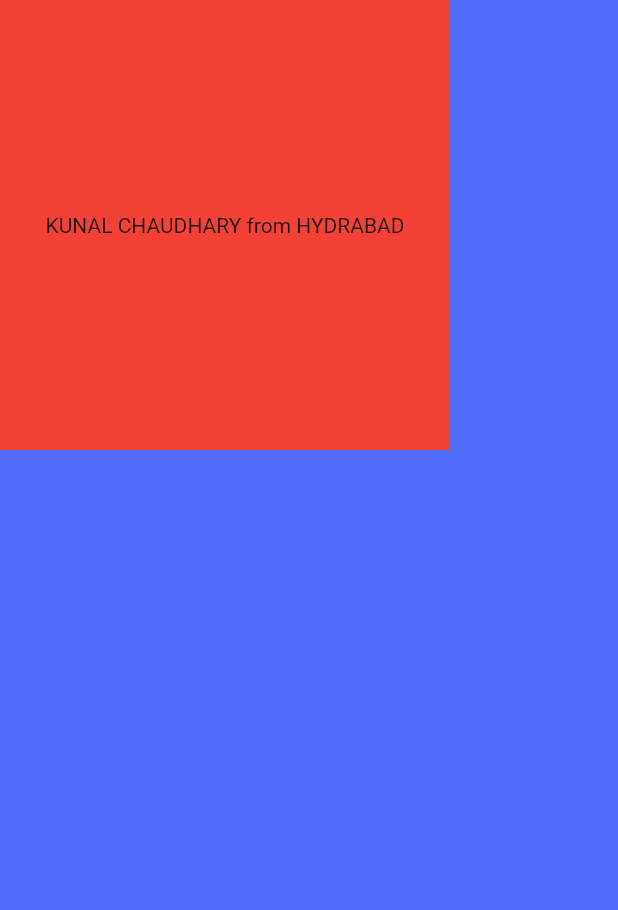
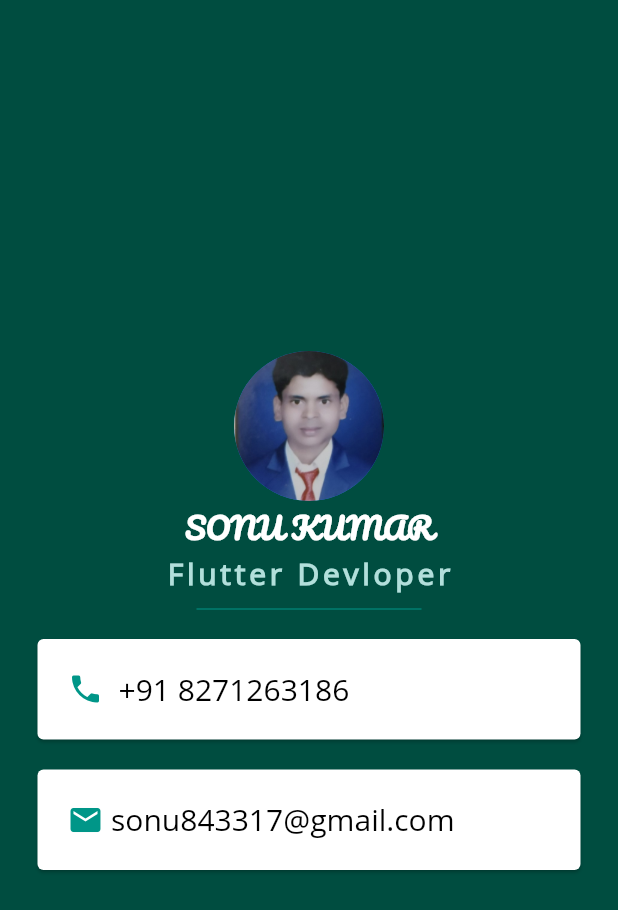
Before and after one commit to sonu1509/flutter, a Flutter app: the screen it shows after launch, on a phone screen of 412 x 824 dp. Shown: the top 910 px of the screen. Run offline on Flutter 3.47's test engine with Material 2 defaults, Android fonts, the phone set to English and light mode, and no system bars; Roboto replaces fonts that are missing (Open Sans).

Commit message:
Card final code

```diff
--- a/lib/main.dart
+++ b/lib/main.dart
@@ -1,7 +1,5 @@
-import 'dart:ffi';
-
+import 'package:flutter/cupertino.dart';
 import 'package:flutter/material.dart';
-
 void main() {
   runApp(MyApp());
 }
@@ -10,16 +8,86 @@ class MyApp extends StatelessWidget {
   Widget build(BuildContext context) {
     return MaterialApp(
       home: Scaffold(
-        backgroundColor: Colors.indigoAccent,
+        backgroundColor: Colors.teal[900],
         body: SafeArea(
           child: Column(
+            mainAxisAlignment: MainAxisAlignment.center,
             children: <Widget>[
-              Container(
-                height: 300.0,
-                width: 300.0,
-                color: Colors.red,
-                child: Center(
-                  child: Text('KUNAL CHAUDHARY from HYDRABAD'),
+             CircleAvatar(
+               radius: 50.0,
+               backgroundImage: AssetImage('images/photo1.jpeg'),
+             ),
+              Text('SONU KUMAR',
+              style: TextStyle(
+                fontFamily: 'Pacifico',
+                fontSize: 20.0,
+                fontWeight: FontWeight.bold,
+                color: Colors.white,
+              ),),
+              Text('Flutter Devloper',
+             style: TextStyle(
+               fontFamily: 'OpenSans',
+               color: Colors.teal.shade100,
+               fontSize: 20.0,
+               letterSpacing: 2.5,
+               fontWeight: FontWeight.bold,
+
+             ), ),
+              SizedBox(
+                height: 20.0,
+                width: 150.0,
+                child: Divider(
+                  color: Colors.teal,
+                ),
+              ),
+              Card(
+                margin: EdgeInsets.symmetric(vertical: 10.0, horizontal: 25.0),
+                //padding: EdgeInsets.all(10.0),
+                color: Colors.white,
+                child: Padding(
+                  padding: const EdgeInsets.all(20.0),
+                  child: Row(
+                    children: <Widget>[Icon(Icons.phone,
+                    color: Colors.teal,),
+                      SizedBox(
+                        width: 10.0,
+                      ),
+                      Text(
+                        '+91 8271263186',
+                        style: TextStyle(
+                          fontFamily: 'Open Sans',
+                          fontSize: 20.0,
+                          color: Colors.black,
+                        ),
+                      ),
+                    ],
+
+                  ),
+                ),
+              ),
+              Card(
+                margin: EdgeInsets.symmetric(vertical: 10.0, horizontal: 25.0),
+                //padding: EdgeInsets.all(10.0),
+                color: Colors.white,
+                child: Padding(
+                  padding: const EdgeInsets.all(20.0),
+                  child: Row(
+                    children: <Widget>[Icon(Icons.email,
+                      color: Colors.teal,),
+                      SizedBox(
+                        width: 5.0,
+                      ),
+                      Text(
+                        'sonu843317@gmail.com',
+                        style: TextStyle(
+                          fontFamily: 'Open Sans',
+                          fontSize: 20.0,
+                          color: Colors.black,
+                        ),
+                      ),
+                    ],
+
+                  ),
                 ),
               ),
             ],
```
Also changed, not shown: pubspec.yaml (+10 -71 lines), fonts/OpenSans-Regular.ttf (added), fonts/Pacifico-Regular.ttf (added), images/photo1.jpeg (added).
